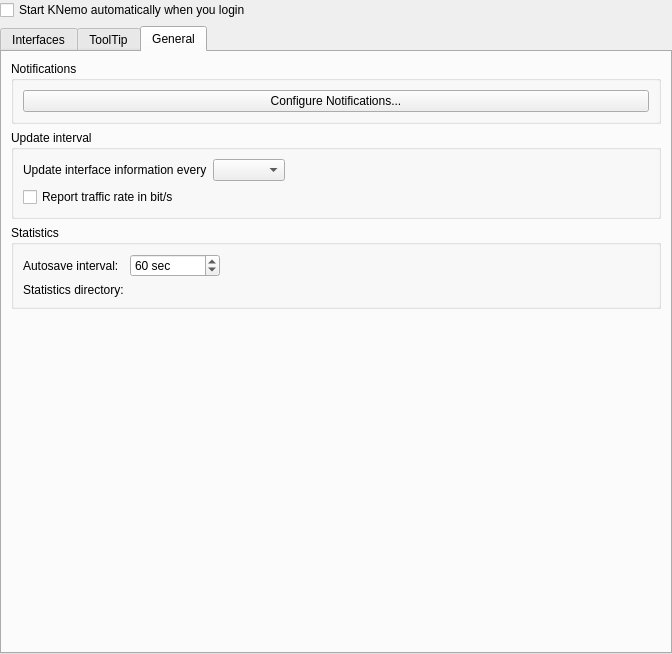
Old version of the form src/kcm/configdlg.ui in the repository KDE/knemo.
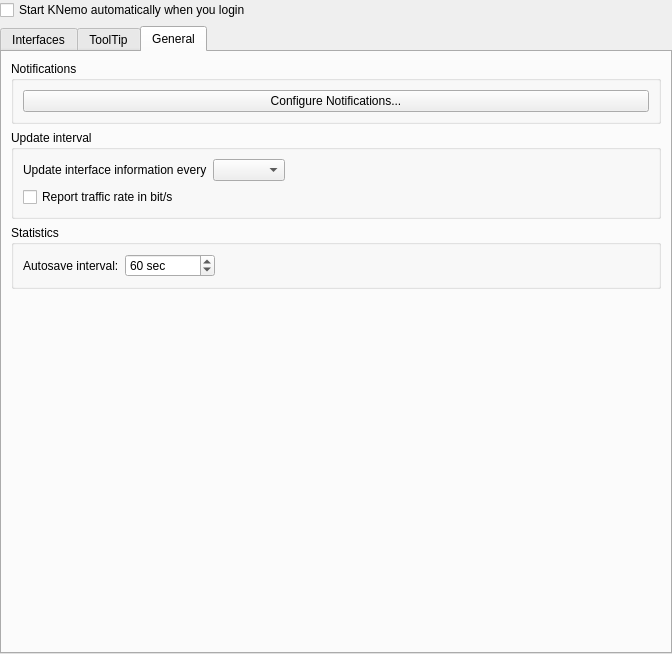
New version of the form. The open tabs and pages were chosen to show the change. Custom widgets are drawn as their Qt base class.

Commit message:
Remove config option for the statistics directory
Statistics are now stored in ~/.local/share/knemo/

The edit to the form file:
```diff
--- a/src/kcm/configdlg.ui
+++ b/src/kcm/configdlg.ui
@@ -964,23 +964,6 @@
             </property>
            </spacer>
           </item>
-          <item row="1" column="0">
-           <widget class="QLabel" name="textLabel1_5">
-            <property name="text">
-             <string>Statistics directory:</string>
-            </property>
-            <property name="wordWrap">
-             <bool>false</bool>
-            </property>
-           </widget>
-          </item>
-          <item row="1" column="1" colspan="2">
-           <widget class="KUrlRequester" name="lineEditStatisticsDir">
-            <property name="whatsThis">
-             <string>KNemo will log interface statistics in this directory.</string>
-            </property>
-           </widget>
-          </item>
          </layout>
         </widget>
        </item>
@@ -1012,12 +995,6 @@
    <extends>QPushButton</extends>
    <header>kcolorbutton.h</header>
   </customwidget>
-  <customwidget>
-   <class>KUrlRequester</class>
-   <extends>QFrame</extends>
-   <header>kurlrequester.h</header>
-   <container>1</container>
-  </customwidget>
  </customwidgets>
  <tabstops>
   <tabstop>checkBoxStartKNemo</tabstop>
```
Left out of the diff: 1 changed line with no effect on the pictures. The commit also changes 6 other files.
